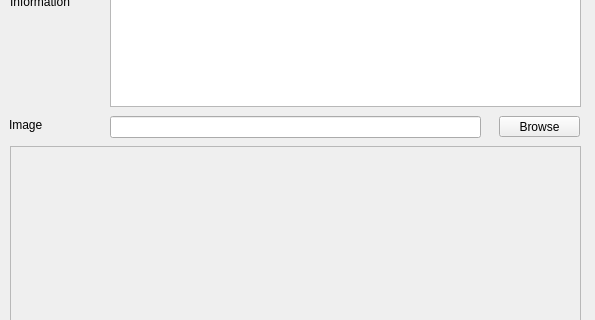
Before: the Qt Designer form src/gui/src/SoundLibrary/SoundLibrarySaveDialog_UI.ui in hydrogen-music/hydrogen, drawn with Qt 5; both pictures show x 0 to 595 and y 154 to 474 of the 595 by 595 pixel window.
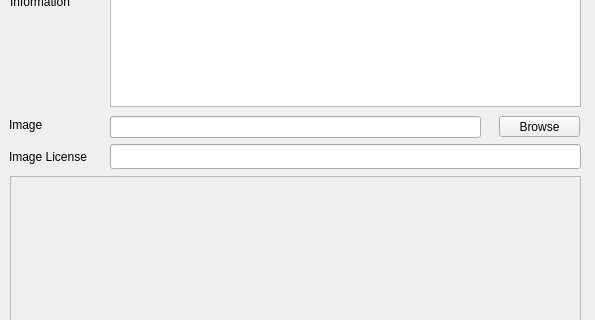
After: the same form once the commit is applied.

Commit message: Added image license for kits, made cached image name unique

Patch:
```diff
--- a/src/gui/src/SoundLibrary/SoundLibrarySaveDialog_UI.ui
+++ b/src/gui/src/SoundLibrary/SoundLibrarySaveDialog_UI.ui
@@ -192,9 +192,9 @@
    <property name="geometry">
     <rect>
      <x>10</x>
-     <y>300</y>
+     <y>330</y>
      <width>571</width>
-     <height>251</height>
+     <height>221</height>
     </rect>
    </property>
    <property name="palette">
@@ -301,6 +301,47 @@
     <string/>
    </property>
   </widget>
+  <widget class="QLabel" name="label_6">
+   <property name="geometry">
+    <rect>
+     <x>9</x>
+     <y>298</y>
+     <width>91</width>
+     <height>25</height>
+    </rect>
+   </property>
+   <property name="sizePolicy">
+    <sizepolicy hsizetype="Expanding" vsizetype="Expanding">
+     <horstretch>0</horstretch>
+     <verstretch>0</verstretch>
+    </sizepolicy>
+   </property>
+   <property name="text">
+    <string>Image License</string>
+   </property>
+  </widget>
+  <widget class="QLineEdit" name="imageLicenseText">
+   <property name="geometry">
+    <rect>
+     <x>110</x>
+     <y>298</y>
+     <width>471</width>
+     <height>25</height>
+    </rect>
+   </property>
+   <property name="sizePolicy">
+    <sizepolicy hsizetype="Fixed" vsizetype="Fixed">
+     <horstretch>0</horstretch>
+     <verstretch>0</verstretch>
+    </sizepolicy>
+   </property>
+   <property name="minimumSize">
+    <size>
+     <width>209</width>
+     <height>0</height>
+    </size>
+   </property>
+  </widget>
  </widget>
  <tabstops>
   <tabstop>nameTxt</tabstop>
```
The commit also changes 12 other files.
